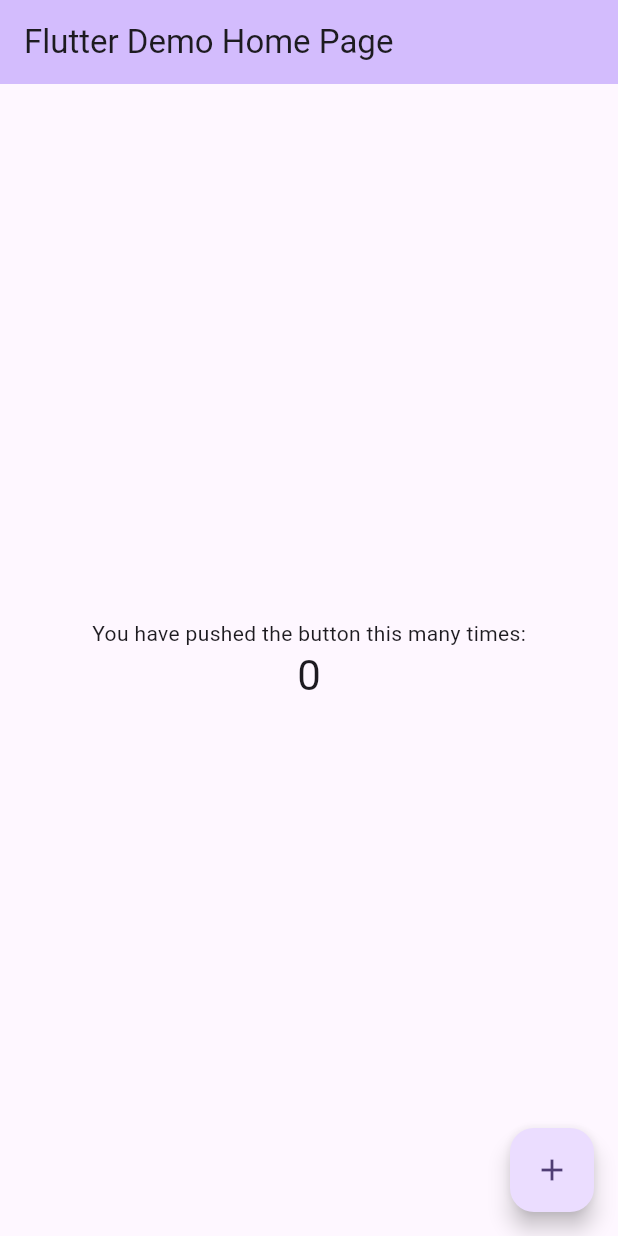
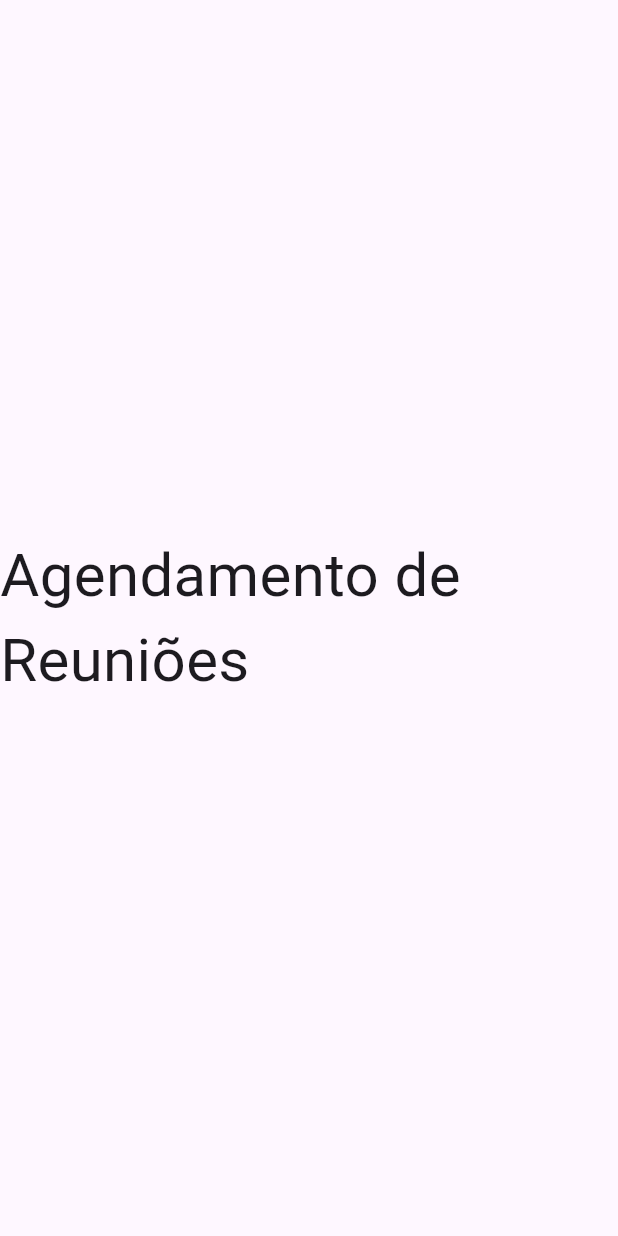
Before and after one commit to CaweAlves/meeting_scheduler, a Flutter app: the screen it shows after launch, on a phone screen of 412 x 824 dp. Run offline on Flutter 3.47's test engine with Material 3 defaults, Android fonts, the phone set to English and light mode, and no system bars.

Commit message:
altering main to show the app title

```diff
--- a/lib/main.dart
+++ b/lib/main.dart
@@ -6,28 +6,12 @@
 
 class MyApp extends StatelessWidget {
   const MyApp({super.key});
-
-  // This widget is the root of your application.
   @override
   Widget build(BuildContext context) {
     return MaterialApp(
       title: 'Flutter Demo',
       theme: ThemeData(
-        // This is the theme of your application.
-        //
-        // TRY THIS: Try running your application with "flutter run". You'll see
-        // the application has a purple toolbar. Then, without quitting the app,
-        // try changing the seedColor in the colorScheme below to Colors.green
-        // and then invoke "hot reload" (save your changes or press the "hot
-        // reload" button in a Flutter-supported IDE, or press "r" if you used
-        // the command line to start the app).
-        //
-        // Notice that the counter didn't reset back to zero; the application
-        // state is not lost during the reload. To reset the state, use hot
-        // restart instead.
-        //
-        // This works for code too, not just values: Most code changes can be
-        // tested with just a hot reload.
+
         colorScheme: ColorScheme.fromSeed(seedColor: Colors.deepPurple),
         useMaterial3: true,
       ),
@@ -38,16 +22,6 @@
 
 class MyHomePage extends StatefulWidget {
   const MyHomePage({super.key, required this.title});
-
-  // This widget is the home page of your application. It is stateful, meaning
-  // that it has a State object (defined below) that contains fields that affect
-  // how it looks.
-
-  // This class is the configuration for the state. It holds the values (in this
-  // case the title) provided by the parent (in this case the App widget) and
-  // used by the build method of the State. Fields in a Widget subclass are
-  // always marked "final".
-
   final String title;
 
   @override
@@ -55,71 +29,13 @@
 }
 
 class _MyHomePageState extends State<MyHomePage> {
-  int _counter = 0;
-
-  void _incrementCounter() {
-    setState(() {
-      // This call to setState tells the Flutter framework that something has
-      // changed in this State, which causes it to rerun the build method below
-      // so that the display can reflect the updated values. If we changed
-      // _counter without calling setState(), then the build method would not be
-      // called again, and so nothing would appear to happen.
-      _counter++;
-    });
-  }
 
   @override
   Widget build(BuildContext context) {
-    // This method is rerun every time setState is called, for instance as done
-    // by the _incrementCounter method above.
-    //
-    // The Flutter framework has been optimized to make rerunning build methods
-    // fast, so that you can just rebuild anything that needs updating rather
-    // than having to individually change instances of widgets.
     return Scaffold(
-      appBar: AppBar(
-        // TRY THIS: Try changing the color here to a specific color (to
-        // Colors.amber, perhaps?) and trigger a hot reload to see the AppBar
-        // change color while the other colors stay the same.
-        backgroundColor: Theme.of(context).colorScheme.inversePrimary,
-        // Here we take the value from the MyHomePage object that was created by
-        // the App.build method, and use it to set our appbar title.
-        title: Text(widget.title),
-      ),
       body: Center(
-        // Center is a layout widget. It takes a single child and positions it
-        // in the middle of the parent.
-        child: Column(
-          // Column is also a layout widget. It takes a list of children and
-          // arranges them vertically. By default, it sizes itself to fit its
-          // children horizontally, and tries to be as tall as its parent.
-          //
-          // Column has various properties to control how it sizes itself and
-          // how it positions its children. Here we use mainAxisAlignment to
-          // center the children vertically; the main axis here is the vertical
-          // axis because Columns are vertical (the cross axis would be
-          // horizontal).
-          //
-          // TRY THIS: Invoke "debug painting" (choose the "Toggle Debug Paint"
-          // action in the IDE, or press "p" in the console), to see the
-          // wireframe for each widget.
-          mainAxisAlignment: MainAxisAlignment.center,
-          children: <Widget>[
-            const Text(
-              'You have pushed the button this many times:',
-            ),
-            Text(
-              '$_counter',
-              style: Theme.of(context).textTheme.headlineMedium,
-            ),
-          ],
-        ),
-      ),
-      floatingActionButton: FloatingActionButton(
-        onPressed: _incrementCounter,
-        tooltip: 'Increment',
-        child: const Icon(Icons.add),
-      ), // This trailing comma makes auto-formatting nicer for build methods.
+        child: Text('Agendamento de Reuniões', style: TextStyle(fontSize: 40),),
+      )
     );
   }
 }
```
Also changed, not shown: lib/ui/pages/scheduler.dart (added).
